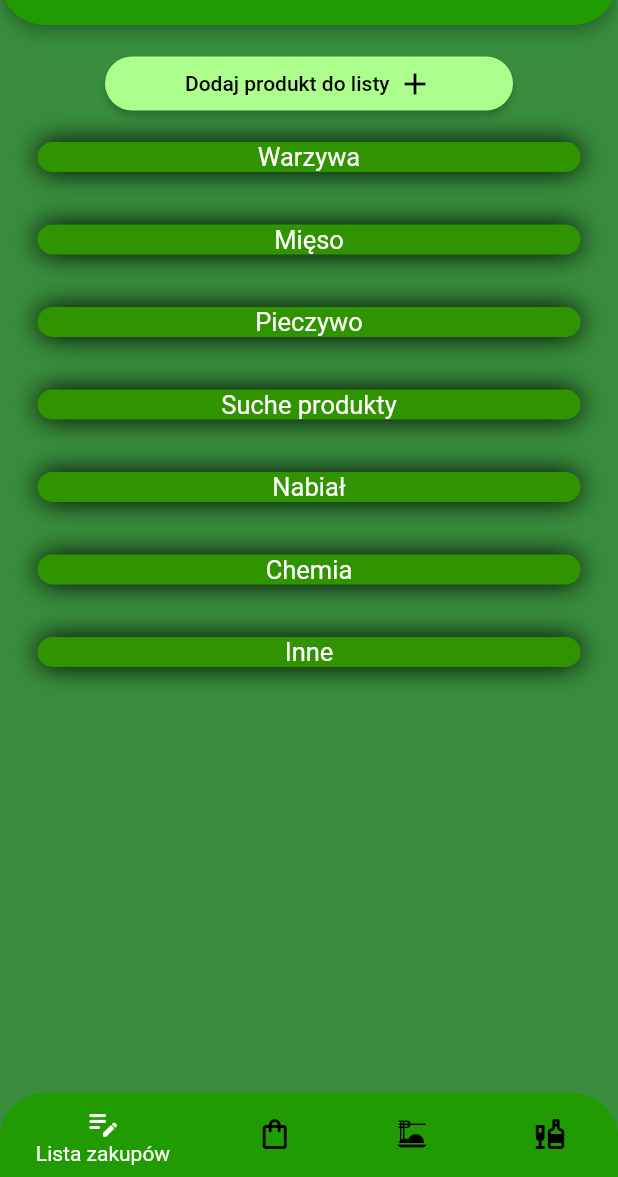
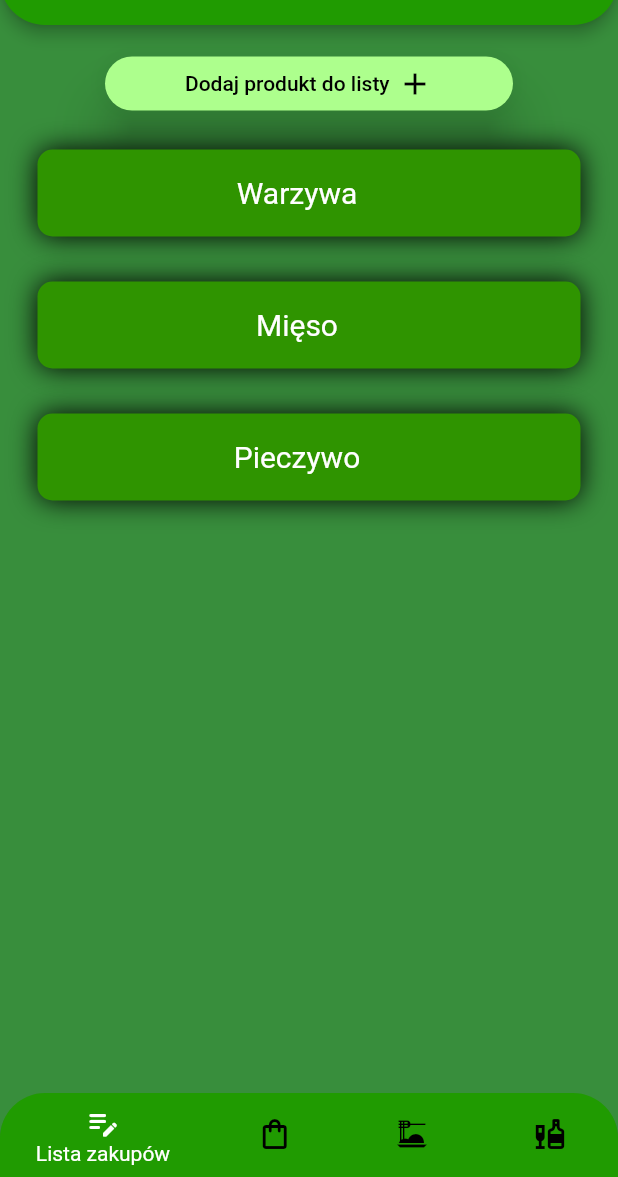
Before and after one commit to sebastiangirsza/ShopListApp, a Flutter app: the screen it shows once a user with an empty profile is signed in, on a phone screen of 412 x 824 dp, the part 59-1236 px from its top. Run offline on Flutter 3.47's test engine with Material 2 defaults, Android fonts, the phone set to English and light mode, and no system bars; our stand-ins replace bloc, cloud_firestore, firebase_auth, firebase_core, flutter_bloc, numberpicker; accounts and stored records are empty.

Commit message:
Add ExpansionTile in shop_list

```diff
--- a/lib/app/home/pages/shop_list/categories/categories_widget.dart
+++ b/lib/app/home/pages/shop_list/categories/categories_widget.dart
@@ -119,7 +119,7 @@
         decoration: const BoxDecoration(
             color: Colors.green,
             boxShadow: <BoxShadow>[
-              BoxShadow(color: Colors.black, blurRadius: 15)
+              BoxShadow(color: Colors.black, blurRadius: 5)
             ],
             borderRadius: BorderRadius.all(Radius.circular(10))),
         child: Padding(
--- a/lib/app/home/pages/shop_list/shop_list.dart
+++ b/lib/app/home/pages/shop_list/shop_list.dart
@@ -29,6 +29,8 @@
             padding: const EdgeInsets.only(left: 70, right: 70, top: 15),
             child: ElevatedButton(
               style: ElevatedButton.styleFrom(
+                  shadowColor: Colors.black,
+                  elevation: 15,
                   backgroundColor: const Color.fromARGB(255, 173, 255, 141),
                   shape: const RoundedRectangleBorder(
                       borderRadius: BorderRadius.all(Radius.circular(50)))),
@@ -149,14 +151,13 @@
                   Text(
                       style: TextStyle(color: Colors.black),
                       'Dodaj produkt do listy'),
-                  SizedBox(
-                    width: 5,
-                  ),
+                  SizedBox(width: 5),
                   Icon(Icons.add, color: Colors.black),
                 ],
               ),
             ),
           ),
+          const SizedBox(height: 10),
           const _ProductsGroup(),
         ],
       ),
@@ -175,10 +176,10 @@
       'Warzywa',
       'Mięso',
       'Pieczywo',
-      'Suche produkty',
-      'Nabiał',
-      'Chemia',
-      'Inne',
+      // 'Suche produkty',
+      // 'Nabiał',
+      // 'Chemia',
+      // 'Inne',
     ];
     return Container(
       color: Colors.transparent,
@@ -191,7 +192,7 @@
               return Column(
                 mainAxisAlignment: MainAxisAlignment.center,
                 children: [
-                  const SizedBox(height: 15),
+                  const SizedBox(height: 10),
                   Container(
                     decoration: const BoxDecoration(
                         boxShadow: <BoxShadow>[
@@ -199,13 +200,27 @@
                         ],
                         borderRadius: BorderRadius.all(Radius.circular(10)),
                         color: Color.fromARGB(255, 47, 148, 0)),
-                    child: Column(
-                      children: [
-                        Text(
-                            style: const TextStyle(fontSize: 17),
-                            categoriesName[index]),
-                        CategoriesWidget(categoriesName: categoriesName[index]),
-                      ],
+                    child: Theme(
+                      data: Theme.of(context)
+                          .copyWith(dividerColor: Colors.transparent),
+                      child: ExpansionTile(
+                        trailing: const Icon(null),
+                        title: Row(
+                          mainAxisAlignment: MainAxisAlignment.center,
+                          children: [
+                            const Icon(null),
+                            Text(
+                                style: const TextStyle(
+                                    fontSize: 20, color: Colors.white),
+                                categoriesName[index]),
+                          ],
+                        ),
+                        children: [
+                          const SizedBox(height: 10),
+                          CategoriesWidget(
+                              categoriesName: categoriesName[index]),
+                        ],
+                      ),
                     ),
                   ),
                   const SizedBox(
```
Also changed, not shown: lib/app/home/pages/your_products/your_products.dart (+13 -4 lines), images/storage.jpg (added).
